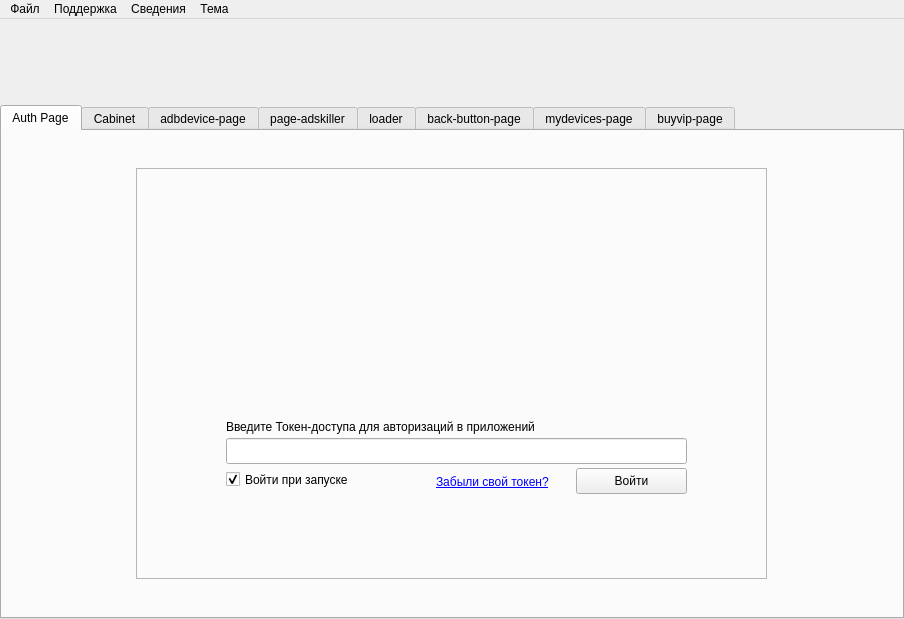
Above: ui/mainwindow.ui from badcast/adskiller before the change. Below: the same form after it.
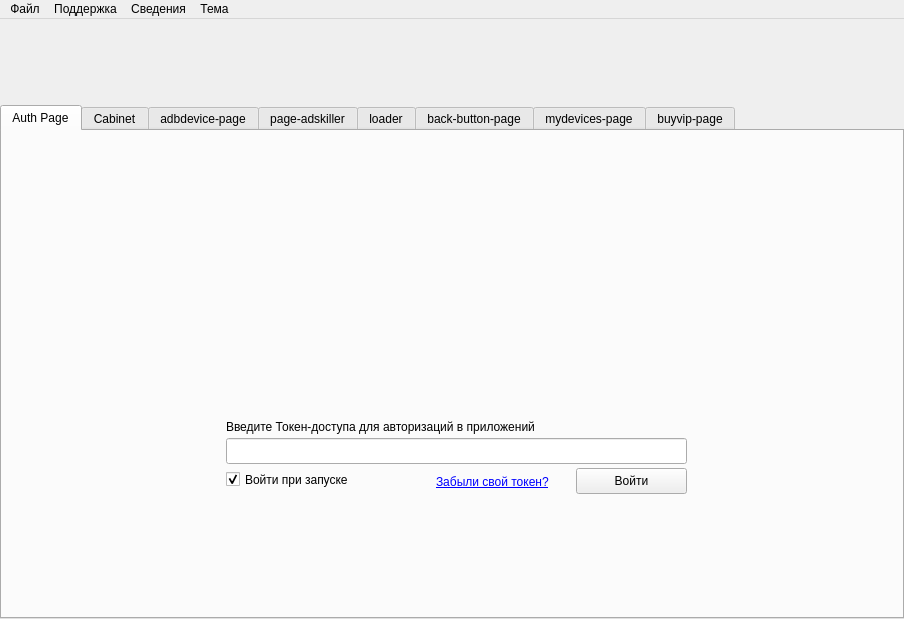
That is the form after the change. The open tabs and pages were chosen to show the change. Icons and pictures are not drawn.

Patch:
```diff
--- a/ui/mainwindow.ui
+++ b/ui/mainwindow.ui
@@ -116,7 +116,7 @@
               </size>
              </property>
              <property name="frameShape">
-              <enum>QFrame::Shape::StyledPanel</enum>
+              <enum>QFrame::Shape::NoFrame</enum>
              </property>
              <property name="frameShadow">
               <enum>QFrame::Shadow::Raised</enum>
```
Left out of the diff: 4 changed lines with no effect on the pictures.
